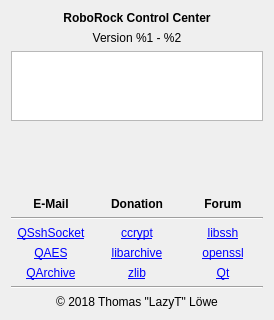
First picture: the form in res/ui/about.ui, repository LazyT/rrcc, before the edit.
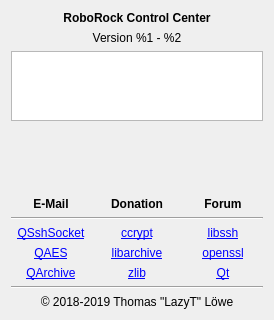
Second picture: the form after the edit. Icons and pictures are not drawn.

```diff
--- a/res/ui/about.ui
+++ b/res/ui/about.ui
@@ -322,7 +322,7 @@
    <item>
     <widget class="QLabel" name="label_Copyright">
      <property name="text">
-      <string notr="true">© 2018 Thomas &quot;LazyT&quot; Löwe</string>
+      <string notr="true">© 2018-2019 Thomas &quot;LazyT&quot; Löwe</string>
      </property>
      <property name="alignment">
       <set>Qt::AlignCenter</set>
```
